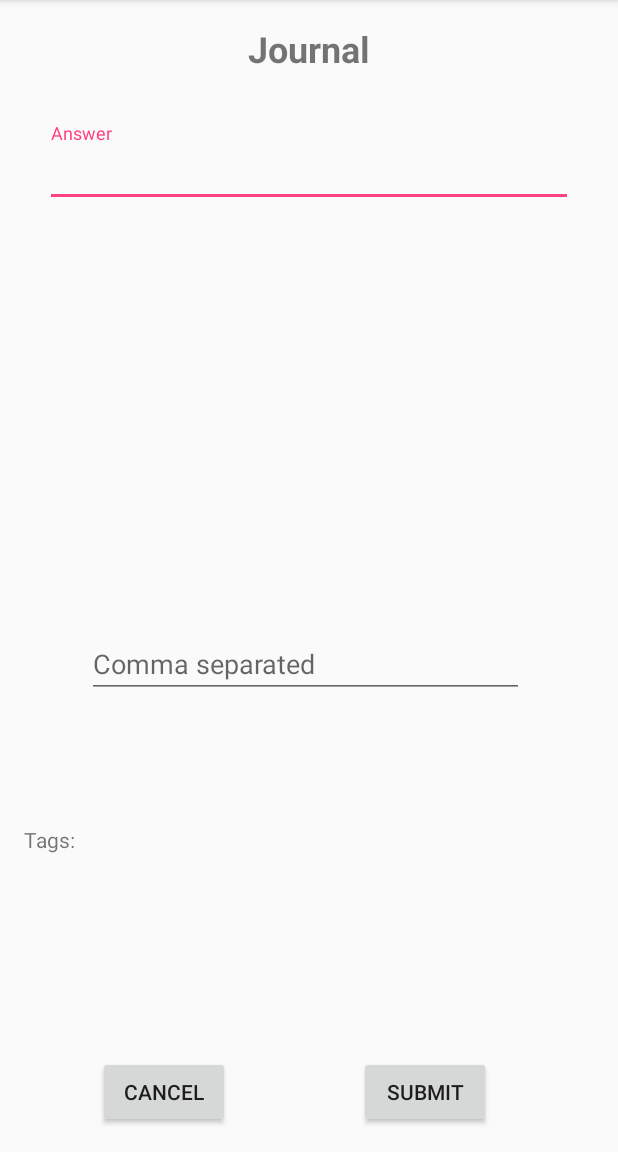
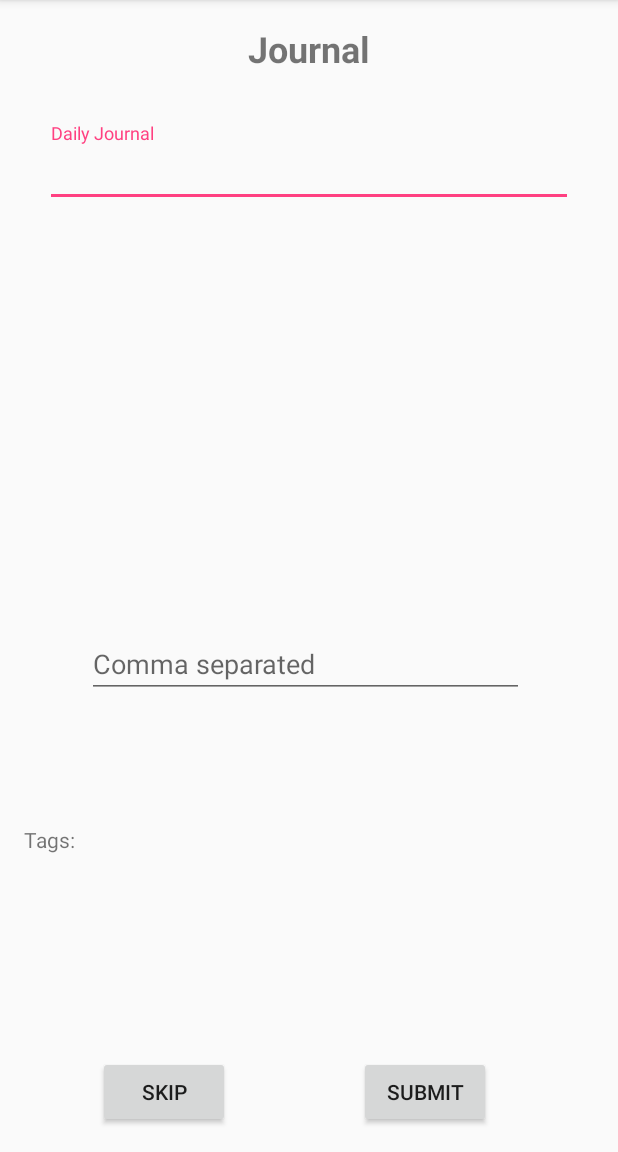
Before and after one commit to ktbeck/Treeki, an Android app: the Journal screen opened directly, with no data from a screen before it, on a phone screen of 412 x 824 dp, the part 84-1236 px from its top. Run offline under Robolectric (Android 15) with nearby library versions, the phone set to English and light mode, and no system bars; our stand-ins replace Firebase (no records; nobody signed in at launch, a user with empty details on screens opened directly).

Commit message:
skip buttons work

```diff
--- a/app/src/main/java/com/treeki/treekii/QoTD.java
+++ b/app/src/main/java/com/treeki/treekii/QoTD.java
@@ -89,10 +89,15 @@ public class QoTD extends AppCompatActivity {
 
     }
 
+    public void skipQoTD(View view){
+        startJournal();
+    }
+
     private void startJournal() {
         Intent journal = new Intent(this,Journal.class);
         startActivity(journal);
     }
+
     @Override
     public boolean onCreateOptionsMenu(Menu menu) {
         // Inflate the menu items for use in the action bar
--- a/app/src/main/res/layout/activity_journal.xml
+++ b/app/src/main/res/layout/activity_journal.xml
@@ -31,7 +31,8 @@
             android:layout_marginLeft="8dp"
             android:layout_marginRight="8dp"
             android:layout_marginStart="8dp"
-            android:text="@string/cancel"
+            android:onClick="skipJournal"
+            android:text="@string/skip_journal"
             app:layout_constraintBottom_toBottomOf="parent"
             app:layout_constraintEnd_toEndOf="parent"
             app:layout_constraintHorizontal_bias="0.17"
@@ -46,12 +47,12 @@
             android:layout_marginLeft="8dp"
             android:layout_marginRight="8dp"
             android:layout_marginStart="8dp"
+            android:onClick="skipJournal"
             android:text="@string/submit"
-            android:onClick="submit"
             app:layout_constraintBottom_toBottomOf="parent"
             app:layout_constraintEnd_toEndOf="parent"
             app:layout_constraintHorizontal_bias="0.765"
-            app:layout_constraintStart_toStartOf="parent"/>
+            app:layout_constraintStart_toStartOf="parent" />
 
         <TextView
             android:id="@+id/QoTD"
@@ -88,7 +89,7 @@
                 android:id="@+id/answer"
                 android:layout_width="match_parent"
                 android:layout_height="wrap_content"
-                android:hint="@string/answer" />
+                android:hint="@string/journal_answer" />
         </android.support.design.widget.TextInputLayout>
 
         <TextView
--- a/app/src/main/res/layout/activity_qotd.xml
+++ b/app/src/main/res/layout/activity_qotd.xml
@@ -31,7 +31,8 @@
             android:layout_marginLeft="8dp"
             android:layout_marginRight="8dp"
             android:layout_marginStart="8dp"
-            android:text="@string/skip"
+            android:onClick="skipQoTD"
+            android:text="@string/skip_qotd"
             app:layout_constraintBottom_toBottomOf="parent"
             app:layout_constraintEnd_toEndOf="parent"
             app:layout_constraintHorizontal_bias="0.17"
--- /dev/null
+++ b/app/src/main/res/values/dimens.xml
@@ -0,0 +1,3 @@
+<resources>
+    <dimen name="fab_margin">16dp</dimen>
+</resources>
--- a/app/src/main/res/values/strings.xml
+++ b/app/src/main/res/values/strings.xml
@@ -1,9 +1,10 @@
 <resources>
     <string name="app_name">Treeki</string>
-    <string name="skip">Skip</string>
-    <string name="cancel">Cancel</string>
+    <string name="skip_qotd">Skip</string>
+    <string name="skip_journal">Skip</string>
     <string name="submit">Submit</string>
     <string name="answer">Answer</string>
+    <string name="journal_answer">Daily Journal</string>
     <string name="question_of_the_day">Question of the Day</string>
     <string name="journal">Journal</string>
     <string name="logout">Logout</string>
@@ -23,5 +24,6 @@
         <item>9</item>
         <item>10</item>
     </string-array>
+    <string name="title_activity_main_menu_test">MainMenuTest</string>
 
 </resources>
--- a/app/src/main/res/values/styles.xml
+++ b/app/src/main/res/values/styles.xml
@@ -12,4 +12,13 @@
         <item name="android:windowBackground">@drawable/launch_screen</item>
     </style>
 
+    <style name="AppTheme.NoActionBar">
+        <item name="windowActionBar">false</item>
+        <item name="windowNoTitle">true</item>
+    </style>
+
+    <style name="AppTheme.AppBarOverlay" parent="ThemeOverlay.AppCompat.Dark.ActionBar" />
+
+    <style name="AppTheme.PopupOverlay" parent="ThemeOverlay.AppCompat.Light" />
+
 </resources>
```
Also changed, not shown: app/src/main/AndroidManifest.xml (+12 -10 lines), app/src/main/java/com/treeki/treekii/Journal.java (+15 -0 lines), app/src/main/java/com/treeki/treekii/MainMenuTest.java (added, +29 -0 lines), app/src/main/res/layout/activity_main_menu_test.xml (added, +33 -0 lines), app/src/main/res/layout/content_main_menu_test.xml (added, +28 -0 lines).
